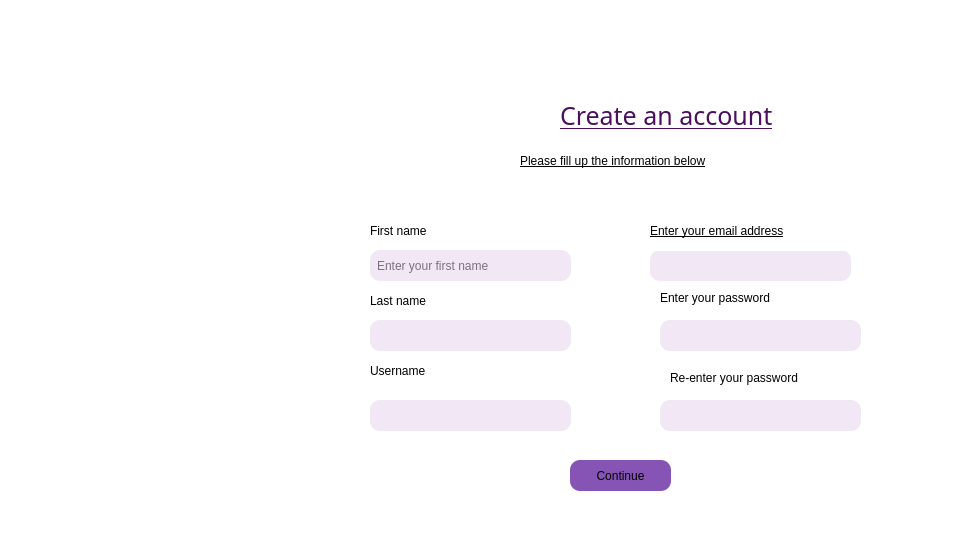
This is signin.ui in Nirjaraa/spendwise as Qt 5 draws it before an edit. The edited form follows.
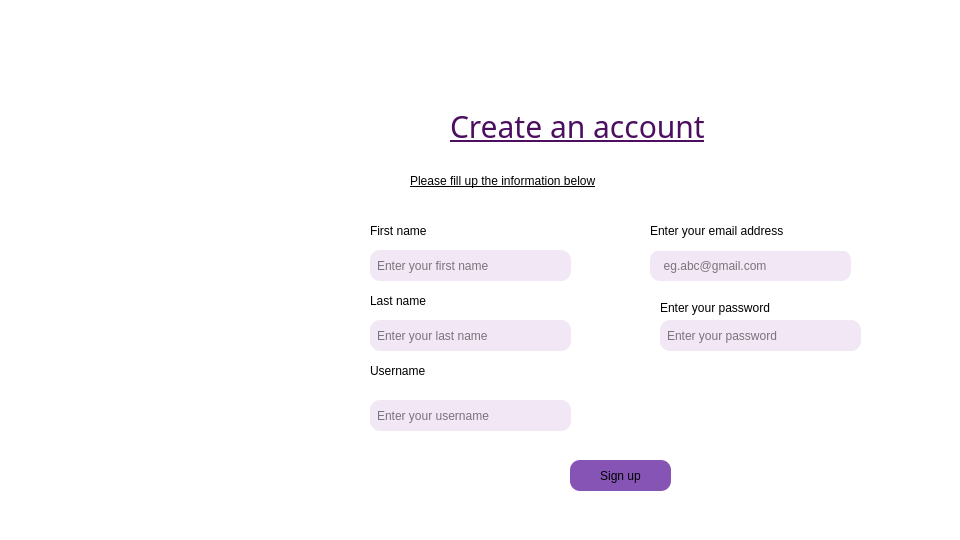
This is the edited form. Icons and pictures are not drawn.

```diff
--- a/signin.ui
+++ b/signin.ui
@@ -42,8 +42,8 @@
    <widget class="QLabel" name="label_2">
     <property name="geometry">
      <rect>
-      <x>560</x>
-      <y>90</y>
+      <x>450</x>
+      <y>100</y>
       <width>301</width>
       <height>51</height>
      </rect>
@@ -63,7 +63,7 @@
 
 
 color: rgb(76,15,96);
-font-size:25px;
+font-size:30px;
 text-decoration: underline;</string>
     </property>
     <property name="text">
@@ -73,8 +73,8 @@
    <widget class="QLabel" name="label_3">
     <property name="geometry">
      <rect>
-      <x>30</x>
-      <y>120</y>
+      <x>10</x>
+      <y>150</y>
       <width>321</width>
       <height>311</height>
      </rect>
@@ -89,8 +89,8 @@
    <widget class="QLabel" name="label_4">
     <property name="geometry">
      <rect>
-      <x>520</x>
-      <y>140</y>
+      <x>410</x>
+      <y>160</y>
       <width>341</width>
       <height>41</height>
      </rect>
@@ -138,7 +138,7 @@
 border-radius: 10px;</string>
     </property>
     <property name="text">
-     <string>Continue</string>
+     <string>Sign up</string>
     </property>
    </widget>
    <widget class="QLabel" name="label_6">
@@ -224,9 +224,12 @@
 color: rgb(0,0,0);
 background-color: rgb(242,231,245);
 border-radius: 10px;
-
+padding:5px;
 </string>
     </property>
+    <property name="placeholderText">
+     <string>Enter your last name</string>
+    </property>
    </widget>
    <widget class="QLineEdit" name="uname_lineEdit_3">
     <property name="geometry">
@@ -244,9 +247,12 @@
 color: rgb(0,0,0);
 background-color: rgb(242,231,245);
 border-radius: 10px;
-
+padding:5px;
 </string>
     </property>
+    <property name="placeholderText">
+     <string>Enter your username</string>
+    </property>
    </widget>
    <widget class="QLabel" name="label_8">
     <property name="geometry">
@@ -281,12 +287,15 @@
      <string notr="true">border-image: none;
 font: 9pt &quot;Bahnschrift&quot;;
 border-color: none;
-color: rgb(255, 255, 255);
+color: rgb();
 background-color: rgb(242,231,245);
 border-radius: 10px;
-
+padding:5px;
 </string>
     </property>
+    <property name="placeholderText">
+     <string>  eg.abc@gmail.com</string>
+    </property>
    </widget>
    <widget class="QLabel" name="label_10">
     <property name="geometry">
@@ -303,54 +312,14 @@
 border-color: none;
 color: rgb(0,0,0);
  
-text-decoration: underline;
+
 </string>
     </property>
     <property name="text">
      <string>Enter your email address</string>
     </property>
    </widget>
-   <widget class="QLineEdit" name="repwlineEdit_5">
-    <property name="geometry">
-     <rect>
-      <x>660</x>
-      <y>400</y>
-      <width>201</width>
-      <height>31</height>
-     </rect>
-    </property>
-    <property name="styleSheet">
-     <string notr="true">border-image: none;
-font: 9pt &quot;Bahnschrift&quot;;
-border-color: none;
-color: rgb(0,0,0);
-background-color: rgb(242,231,245);
-border-radius: 10px;
-
-</string>
-    </property>
-   </widget>
-   <widget class="QLabel" name="label_9">
-    <property name="geometry">
-     <rect>
-      <x>670</x>
-      <y>370</y>
-      <width>231</width>
-      <height>16</height>
-     </rect>
-    </property>
-    <property name="styleSheet">
-     <string notr="true">border-image: none;
-font: 15pt &quot;Bahnschrift&quot;;
-border-color: none;
-color: rgb(0,0,0);
- </string>
-    </property>
-    <property name="text">
-     <string>Re-enter your password</string>
-    </property>
-   </widget>
-   <widget class="QLineEdit" name="lineEdit_6">
+   <widget class="QLineEdit" name="pw">
     <property name="geometry">
      <rect>
       <x>660</x>
@@ -367,14 +336,20 @@
 background-color: rgb(242,231,245);
 border-radius: 10px;
 
-</string>
+padding:5px;</string>
+    </property>
+    <property name="echoMode">
+     <enum>QLineEdit::Password</enum>
+    </property>
+    <property name="placeholderText">
+     <string>Enter your password</string>
     </property>
    </widget>
    <widget class="QLabel" name="label_11">
     <property name="geometry">
      <rect>
       <x>660</x>
-      <y>290</y>
+      <y>300</y>
       <width>191</width>
       <height>16</height>
      </rect>
```
Left out of the diff: 26 changed lines with no effect on the pictures.
